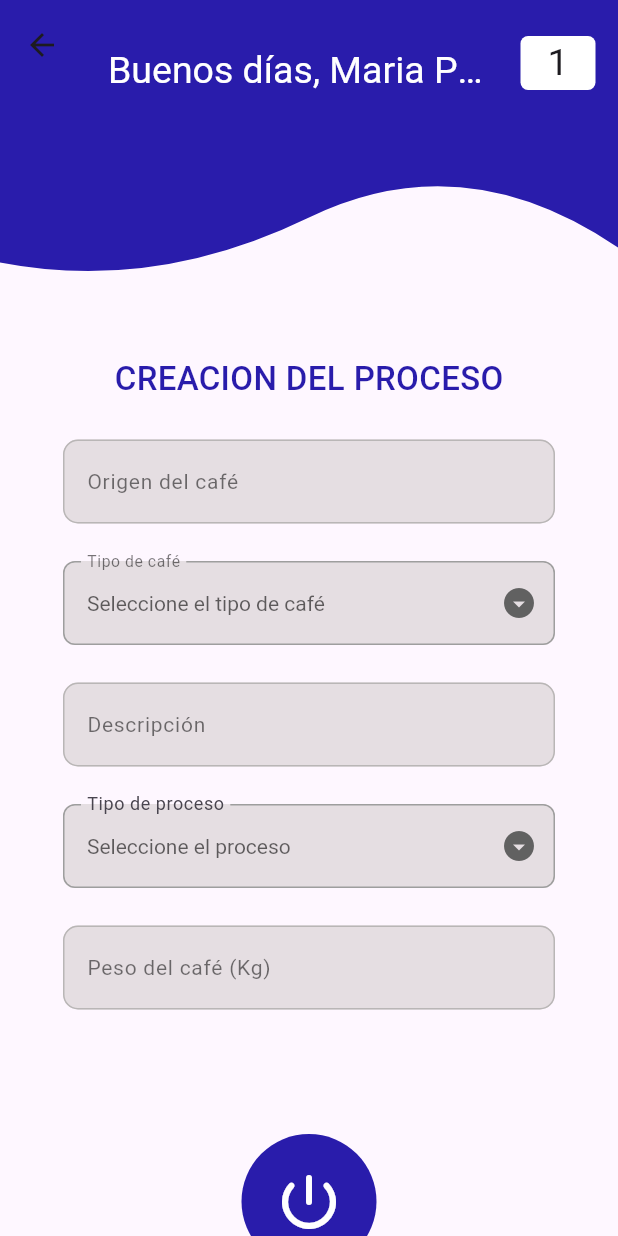
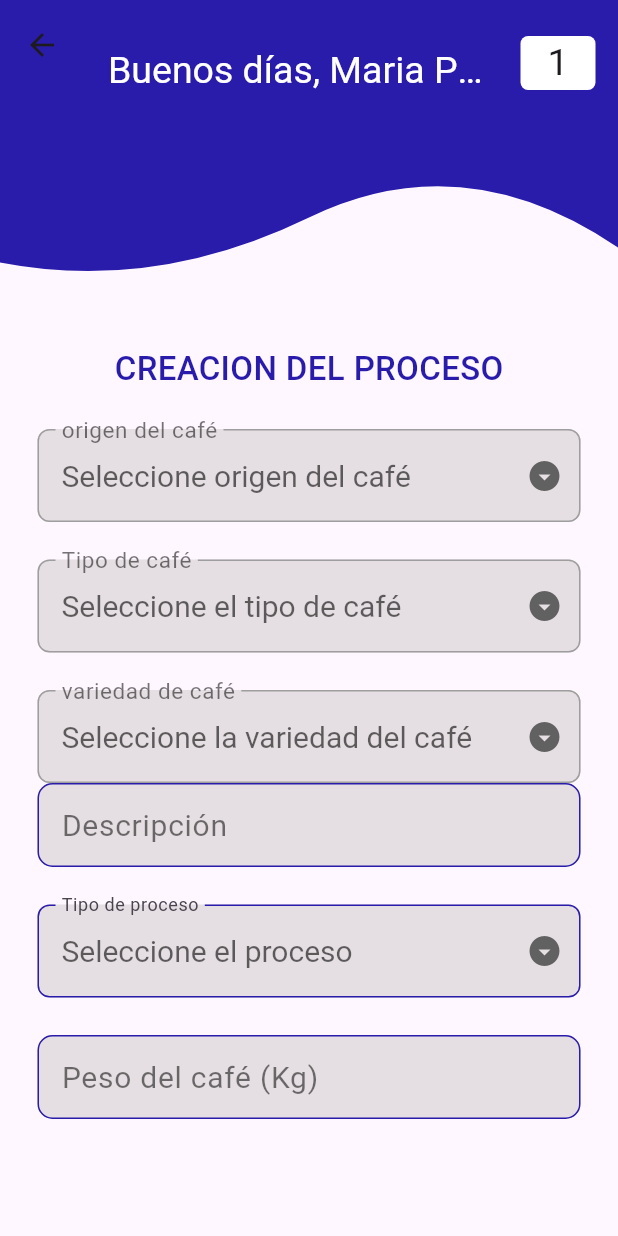
Before and after one commit to ChexTP/appMovilCoffe, a Flutter app: the InformeScreen screen opened directly with empty values, on a phone screen of 412 x 824 dp. Run offline on Flutter 3.47's test engine with Material 3 defaults, Android fonts, the phone set to English and light mode, and no system bars; our stand-ins replace fl_chart, shared_preferences; accounts and stored records are empty.

Commit message:
cambio de color de los bordes y se agrego el campo variedad del cafe

```diff
--- a/lib/src/screens/formulario_proceso_screen.dart
+++ b/lib/src/screens/formulario_proceso_screen.dart
@@ -12,11 +12,16 @@ class InformeScreen extends StatefulWidget {
 }
 
 class _InformeScreenState extends State<InformeScreen> {
-  // Listas para opciones de café y procesos.
+  // Listas para opciones de café, procesos y origen
   List<String> tipoCafe = ['Opción 1', 'Opción 2', 'Opción 3'];
   List<String> tipoProceso = ['Opción 1', 'Opción 2', 'Opción 3'];
+  List<String> origenCafe = ['Opción 1', 'Opción 2', 'Opción 3'];
+  List<String> variedadCafe = ['Opción 1', 'Opción 2', 'Opción 3'];
+
   String? proceso;
   String? cafe;
+  String? origen;
+  String? variedad;
 
   // Clave global para el formulario, usada para la validación y manejo del estado del formulario.
   final _formKey = GlobalKey<FormState>();
@@ -58,7 +63,7 @@ class _InformeScreenState extends State<InformeScreen> {
               Padding(
                 padding: const EdgeInsets.only(top: 24, right: 15),
                 child: Container(
-                  height: 50,
+                  height: 40,
                   width: 50,
                   decoration: const BoxDecoration(
                     borderRadius: BorderRadius.all(Radius.elliptical(5, 5)),
@@ -78,7 +83,11 @@ class _InformeScreenState extends State<InformeScreen> {
       ),
       body: SingleChildScrollView(
         child: Padding(
-          padding: const EdgeInsets.all(42.0),
+          padding: const EdgeInsets.only(
+            top: 35,
+            right: 25,
+            left: 25,
+          ),
           child: Form(
             key: _formKey, // Asocia la clave global al formulario.
             child: Column(
@@ -93,40 +102,51 @@ class _InformeScreenState extends State<InformeScreen> {
                 // Campo de texto para ingresar el origen del café.
                 const SizedBox(height: 25),
 
-                TextFormField(
+                DropdownButtonFormField<String>(
+                  icon: const Icon(Icons.arrow_drop_down_circle_sharp),
+                  borderRadius: BorderRadius.circular(8),
+                  autofocus: false,
+                  value: origen,
+                  style: const TextStyle(
+                    color: Color.fromARGB(255, 185, 182, 182),
+                    fontSize: 20,
+                  ),
+                  hint: const Text('Seleccione origen del café'),
+                  items:
+                      origenCafe.map<DropdownMenuItem<String>>((String valor) {
+                    return DropdownMenuItem<String>(
+                      value: valor,
+                      child: Text(
+                        valor,
+                        style: const TextStyle(
+                            fontSize: 14, color: Colors.black54),
+                      ),
+                    );
+                  }).toList(),
+                  onChanged:
+                      onChanged, // Función que maneja el cambio de valor.
                   decoration: InputDecoration(
-                    hintText: "Ingrese el tipo de cafe",
-                    hintStyle:
-                        const TextStyle(fontSize: 14, color: Colors.black54),
                     filled: true,
                     fillColor: const Color.fromARGB(129, 204, 197, 197),
-                    labelText: "Origen del café",
+                    labelText: 'origen del café',
                     labelStyle:
-                        const TextStyle(fontSize: 14, color: Colors.black54),
+                        const TextStyle(fontSize: 20, color: Colors.black54),
                     enabledBorder: OutlineInputBorder(
+                      borderSide:
+                          const BorderSide(width: 1.0, color: Colors.grey),
+                      borderRadius: BorderRadius.circular(8),
+                    ),
+                    focusedBorder: OutlineInputBorder(
                       borderSide: const BorderSide(
-                        color: Color.fromARGB(255, 185, 182, 182),
+                        color: Color.fromARGB(255, 41, 28, 171),
                         width: 1.0,
                       ),
                       borderRadius: BorderRadius.circular(10),
                     ),
-                    focusedBorder: OutlineInputBorder(
-                      borderSide: const BorderSide(
-                        color: Color.fromARGB(255, 185, 182, 182),
-                        width: 1.0,
-                      ),
-                      borderRadius: BorderRadius.circular(10),
-                    ),
-                    border: OutlineInputBorder(
-                      borderRadius: BorderRadius.circular(10),
-                      borderSide: const BorderSide(
-                        color: Color.fromARGB(255, 185, 182, 182),
-                        width: 1.0,
-                      ),
-                    ),
                   ),
                 ),
                 const SizedBox(height: 25),
+
                 // Campo desplegable para seleccionar el tipo de café.
                 DropdownButtonFormField<String>(
                   icon: const Icon(Icons.arrow_drop_down_circle_sharp),
@@ -134,7 +154,9 @@ class _InformeScreenState extends State<InformeScreen> {
                   autofocus: false,
                   value: cafe,
                   style: const TextStyle(
-                      color: Color.fromARGB(255, 185, 182, 182)),
+                    color: Color.fromARGB(255, 185, 182, 182),
+                    fontSize: 20,
+                  ),
                   hint: const Text('Seleccione el tipo de café'),
                   items: tipoCafe.map<DropdownMenuItem<String>>((String valor) {
                     return DropdownMenuItem<String>(
@@ -153,7 +175,7 @@ class _InformeScreenState extends State<InformeScreen> {
                     fillColor: const Color.fromARGB(129, 204, 197, 197),
                     labelText: 'Tipo de café',
                     labelStyle:
-                        const TextStyle(fontSize: 14, color: Colors.black54),
+                        const TextStyle(fontSize: 20, color: Colors.black54),
                     enabledBorder: OutlineInputBorder(
                       borderSide:
                           const BorderSide(width: 1.0, color: Colors.grey),
@@ -161,7 +183,7 @@ class _InformeScreenState extends State<InformeScreen> {
                     ),
                     focusedBorder: OutlineInputBorder(
                       borderSide: const BorderSide(
-                        color: Color.fromARGB(255, 185, 182, 182),
+                        color: Color.fromARGB(255, 41, 28, 171),
                         width: 1.0,
                       ),
                       borderRadius: BorderRadius.circular(10),
@@ -169,6 +191,51 @@ class _InformeScreenState extends State<InformeScreen> {
                   ),
                 ),
                 const SizedBox(height: 25),
+
+                DropdownButtonFormField<String>(
+                  icon: const Icon(Icons.arrow_drop_down_circle_sharp),
+                  borderRadius: BorderRadius.circular(8),
+                  autofocus: false,
+                  value: cafe,
+                  style: const TextStyle(
+                    color: Color.fromARGB(255, 185, 182, 182),
+                    fontSize: 20,
+                  ),
+                  hint: const Text('Seleccione la variedad del café'),
+                  items: variedadCafe
+                      .map<DropdownMenuItem<String>>((String valor) {
+                    return DropdownMenuItem<String>(
+                      value: valor,
+                      child: Text(
+                        valor,
+                        style: const TextStyle(
+                            fontSize: 14, color: Colors.black54),
+                      ),
+                    );
+                  }).toList(),
+                  onChanged:
+                      onChanged, // Función que maneja el cambio de valor.
+                  decoration: InputDecoration(
+                    filled: true,
+                    fillColor: const Color.fromARGB(129, 204, 197, 197),
+                    labelText: 'variedad de café',
+                    labelStyle:
+                        const TextStyle(fontSize: 20, color: Colors.black54),
+                    enabledBorder: OutlineInputBorder(
+                      borderSide:
+                          const BorderSide(width: 1.0, color: Colors.grey),
+                      borderRadius: BorderRadius.circular(8),
+                    ),
+                    focusedBorder: OutlineInputBorder(
+                      borderSide: const BorderSide(
+                        color: Color.fromARGB(255, 41, 28, 171),
+                        width: 1.0,
+                      ),
+                      borderRadius: BorderRadius.circular(10),
+                    ),
+                  ),
+                ),
+
                 // Campo de texto multilínea para ingresar una descripción.
                 TextFormField(
                   maxLines: null,
@@ -178,17 +245,17 @@ class _InformeScreenState extends State<InformeScreen> {
                     fillColor: const Color.fromARGB(129, 204, 197, 197),
                     labelText: "Descripción",
                     labelStyle:
-                        const TextStyle(fontSize: 14, color: Colors.black54),
+                        const TextStyle(fontSize: 20, color: Colors.black54),
                     enabledBorder: OutlineInputBorder(
                       borderSide: const BorderSide(
-                        color: Color.fromARGB(255, 185, 182, 182),
+                        color: Color.fromARGB(255, 41, 28, 171),
                         width: 1.0,
                       ),
                       borderRadius: BorderRadius.circular(10),
                     ),
                     focusedBorder: OutlineInputBorder(
                       borderSide: const BorderSide(
-                        color: Color.fromARGB(255, 185, 182, 182),
+                        color: Color.fromARGB(255, 41, 28, 171),
                         width: 1.0,
                       ),
                       borderRadius: BorderRadius.circular(10),
@@ -210,7 +277,8 @@ class _InformeScreenState extends State<InformeScreen> {
                   autofocus: false,
                   value: proceso,
                   style: const TextStyle(
-                      color: Color.fromARGB(255, 185, 182, 182)),
+                      color: Color.fromARGB(255, 185, 182, 182), fontSize: 20),
+
                   hint: const Text('Seleccione el proceso'),
                   items:
                       tipoProceso.map<DropdownMenuItem<String>>((String valor) {
@@ -230,8 +298,10 @@ class _InformeScreenState extends State<InformeScreen> {
                     fillColor: const Color.fromARGB(129, 204, 197, 197),
                     labelText: 'Tipo de proceso',
                     enabledBorder: OutlineInputBorder(
-                      borderSide:
-                          const BorderSide(width: 1.0, color: Colors.grey),
+                      borderSide: const BorderSide(
+                        width: 1.0,
+                        color: Color.fromARGB(255, 41, 28, 171),
+                      ),
                       borderRadius: BorderRadius.circular(8),
                     ),
                     focusedBorder: OutlineInputBorder(
@@ -258,10 +328,10 @@ class _InformeScreenState extends State<InformeScreen> {
                     fillColor: const Color.fromARGB(129, 204, 197, 197),
                     labelText: "Peso del café (Kg)",
                     labelStyle:
-                        const TextStyle(fontSize: 14, color: Colors.black54),
+                        const TextStyle(fontSize: 20, color: Colors.black54),
                     enabledBorder: OutlineInputBorder(
                       borderSide: const BorderSide(
-                        color: Color.fromARGB(255, 185, 182, 182),
+                        color: Color.fromARGB(255, 41, 28, 171),
                         width: 1.0,
                       ),
                       borderRadius: BorderRadius.circular(10),
```
Also changed, not shown: lib/main.dart (line endings or trailing spaces), pubspec.lock.
